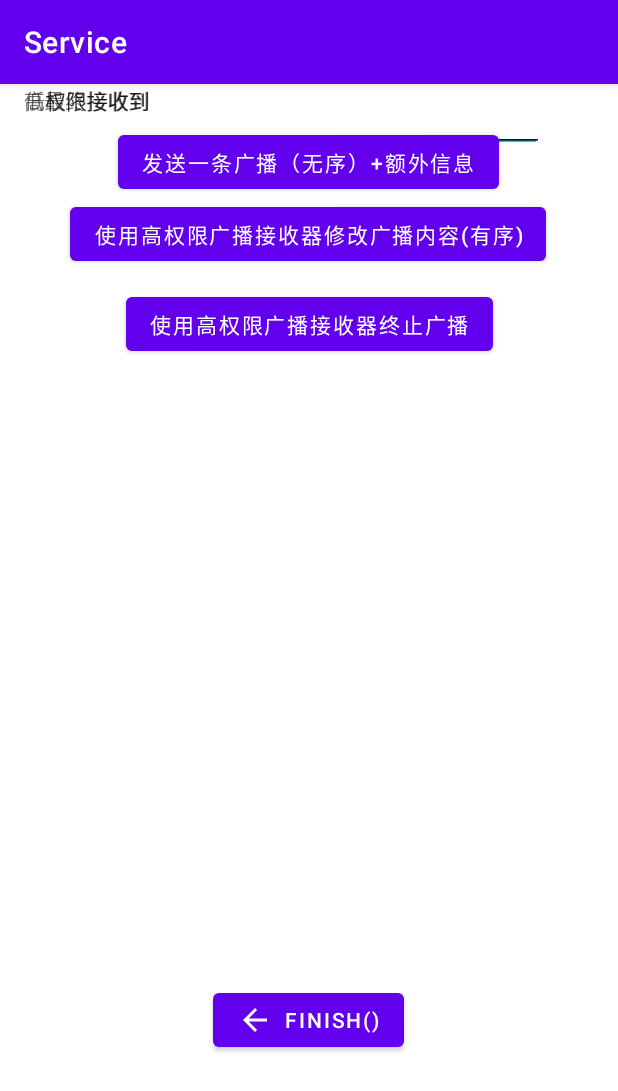
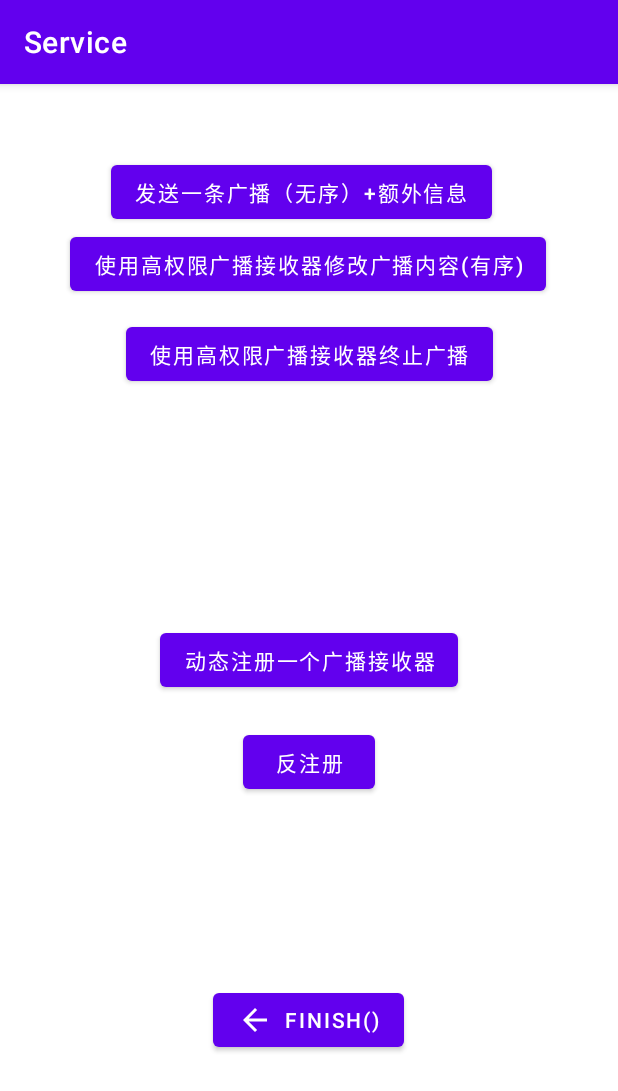
Before and after one commit to yinleren6/AndroidAppDemo, an Android app: the Broadcast_Activity screen opened directly, with no data from a screen before it, on a phone screen of 412 x 824 dp. Shown: the top 1091 px of the screen. Run offline under Robolectric (Android 15) with nearby library versions, the phone set to English and light mode, and no system bars.

Commit message:
添加动态广播接收器

```diff
--- a/app/src/main/java/moe/demo/myapplication/Broadcast_Receiver_high_permission.java
+++ b/app/src/main/java/moe/demo/myapplication/Broadcast_Receiver_high_permission.java
@@ -17,10 +17,10 @@ public class Broadcast_Receiver_high_permission extends BroadcastReceiver {
         String action = intent.getAction();
 
         //修改
-        if ("modfy".equals(action)) {
+        if ("modify".equals(action)) {
             setResultData("这个广播被修改");
         }
-        Log.i(TAG, " 收到:" + data);
+        Log.i(TAG, " 收到并修改:" + action + data);
 
     }
 
--- a/app/src/main/java/moe/demo/myapplication/Broadcast_Receiver_high_permission2.java
+++ b/app/src/main/java/moe/demo/myapplication/Broadcast_Receiver_high_permission2.java
@@ -21,7 +21,7 @@ public class Broadcast_Receiver_high_permission2 extends BroadcastReceiver {
             abortBroadcast();
             Log.i(TAG, " 终止了广播 " + data);
         }
-        Log.i(TAG, " 收到了广播 " + data);
+        Log.i(TAG, " 收到了广播 " + action+ data);
 
     }
 
--- a/app/src/main/java/moe/demo/myapplication/Broadcast_Receiver_low_permission.java
+++ b/app/src/main/java/moe/demo/myapplication/Broadcast_Receiver_low_permission.java
@@ -14,8 +14,8 @@ public class Broadcast_Receiver_low_permission extends BroadcastReceiver {
 
         //获取广播的数据
         String data = getResultData();
-
-        Log.i(TAG, "低权限收到" + data);
+        String action = intent.getAction();
+        Log.i(TAG, "收到："+ action + data);
 
     }
 
--- a/app/src/main/java/moe/demo/myapplication/FinalReceiver_Broadcast.java
+++ b/app/src/main/java/moe/demo/myapplication/FinalReceiver_Broadcast.java
@@ -11,7 +11,7 @@ public class FinalReceiver_Broadcast extends BroadcastReceiver {
     @Override
     public void onReceive(Context context, Intent intent) {
         String data = getResultData();
-
-        Log.i(TAG, "收到：" + data);
+        String action = intent.getAction();
+        Log.i(TAG, "收到有序广播：" + action + data);//TODO  被修改 无法获取原始数据
     }
 }
--- a/app/src/main/res/layout/activity_broadcast.xml
+++ b/app/src/main/res/layout/activity_broadcast.xml
@@ -10,11 +10,11 @@
         android:id="@+id/button1"
         android:layout_width="wrap_content"
         android:layout_height="wrap_content"
-        android:layout_marginTop="28dp"
-        android:onClick="sendBroadcast"
+        android:layout_marginTop="48dp"
+        android:onClick="sendBroadcastUnorder"
         android:text="发送一条广播（无序）+额外信息"
         app:layout_constraintEnd_toEndOf="parent"
-        app:layout_constraintHorizontal_bias="0.498"
+        app:layout_constraintHorizontal_bias="0.47"
         app:layout_constraintStart_toStartOf="parent"
         app:layout_constraintTop_toTopOf="parent" />
 
@@ -42,80 +42,37 @@
         app:layout_constraintHorizontal_bias="0.498"
         app:layout_constraintStart_toStartOf="parent" />
 
-    <TextView
-        android:id="@+id/textView7"
-        android:layout_width="wrap_content"
-        android:layout_height="wrap_content"
-        android:text="低权限接收到"
-        app:layout_constraintEnd_toEndOf="parent"
-        app:layout_constraintHorizontal_bias="0.049"
-        app:layout_constraintStart_toStartOf="parent"
-        tools:layout_editor_absoluteY="439dp" />
-
     <Button
         android:id="@+id/button10"
         android:layout_width="wrap_content"
         android:layout_height="wrap_content"
         android:layout_marginTop="12dp"
+        android:onClick="sendOrdered2"
         android:text="使用高权限广播接收器终止广播"
         app:layout_constraintEnd_toEndOf="parent"
         app:layout_constraintStart_toStartOf="parent"
         app:layout_constraintTop_toBottomOf="@+id/button2" />
 
-    <TextView
-        android:id="@+id/textView8"
+    <Button
+        android:id="@+id/button11"
         android:layout_width="wrap_content"
         android:layout_height="wrap_content"
-        android:text="高权限接收到"
+        android:layout_marginTop="156dp"
+        android:text="动态注册一个广播接收器"
+        android:onClick="register"
         app:layout_constraintEnd_toEndOf="parent"
-        app:layout_constraintHorizontal_bias="0.049"
         app:layout_constraintStart_toStartOf="parent"
-        tools:layout_editor_absoluteY="388dp" />
+        app:layout_constraintTop_toBottomOf="@+id/button10" />
 
-    <TextView
-        android:id="@+id/textView9"
+    <Button
+        android:id="@+id/button12"
         android:layout_width="wrap_content"
         android:layout_height="wrap_content"
-        android:text="最终接收到"
+        android:layout_marginTop="20dp"
+        android:text="反注册"
+        android:onClick="unregister"
         app:layout_constraintEnd_toEndOf="parent"
-        app:layout_constraintHorizontal_bias="0.085"
         app:layout_constraintStart_toStartOf="parent"
-        tools:layout_editor_absoluteY="484dp" />
-
-    <EditText
-        android:id="@+id/editTextTextMultiLine"
-        android:layout_width="wrap_content"
-        android:layout_height="wrap_content"
-        android:layout_marginStart="28dp"
-        android:ems="10"
-        android:gravity="start|top"
-        android:inputType="textMultiLine"
-        app:layout_constraintEnd_toEndOf="parent"
-        app:layout_constraintHorizontal_bias="0.285"
-        app:layout_constraintStart_toEndOf="@+id/textView8"
-        tools:layout_editor_absoluteY="378dp" />
-
-    <EditText
-        android:id="@+id/editTextTextMultiLine2"
-        android:layout_width="wrap_content"
-        android:layout_height="wrap_content"
-        android:ems="10"
-        android:gravity="start|top"
-        android:inputType="textMultiLine"
-        app:layout_constraintEnd_toEndOf="parent"
-        app:layout_constraintStart_toEndOf="@+id/textView7"
-        tools:layout_editor_absoluteY="423dp" />
-
-    <EditText
-        android:id="@+id/editTextTextMultiLine3"
-        android:layout_width="wrap_content"
-        android:layout_height="wrap_content"
-        android:ems="10"
-        android:gravity="start|top"
-        android:inputType="textMultiLine"
-        app:layout_constraintEnd_toEndOf="parent"
-        app:layout_constraintHorizontal_bias="0.505"
-        app:layout_constraintStart_toEndOf="@+id/textView9"
-        tools:layout_editor_absoluteY="468dp" />
+        app:layout_constraintTop_toBottomOf="@+id/button11" />
 
 </androidx.constraintlayout.widget.ConstraintLayout>
```
Also changed, not shown: app/src/main/AndroidManifest.xml (+16 -22 lines), app/src/main/java/moe/demo/myapplication/Broadcast_Activity.java (+26 -2 lines), app/src/main/java/moe/demo/myapplication/Broadcast_Receiver.java (+7 -4 lines).
